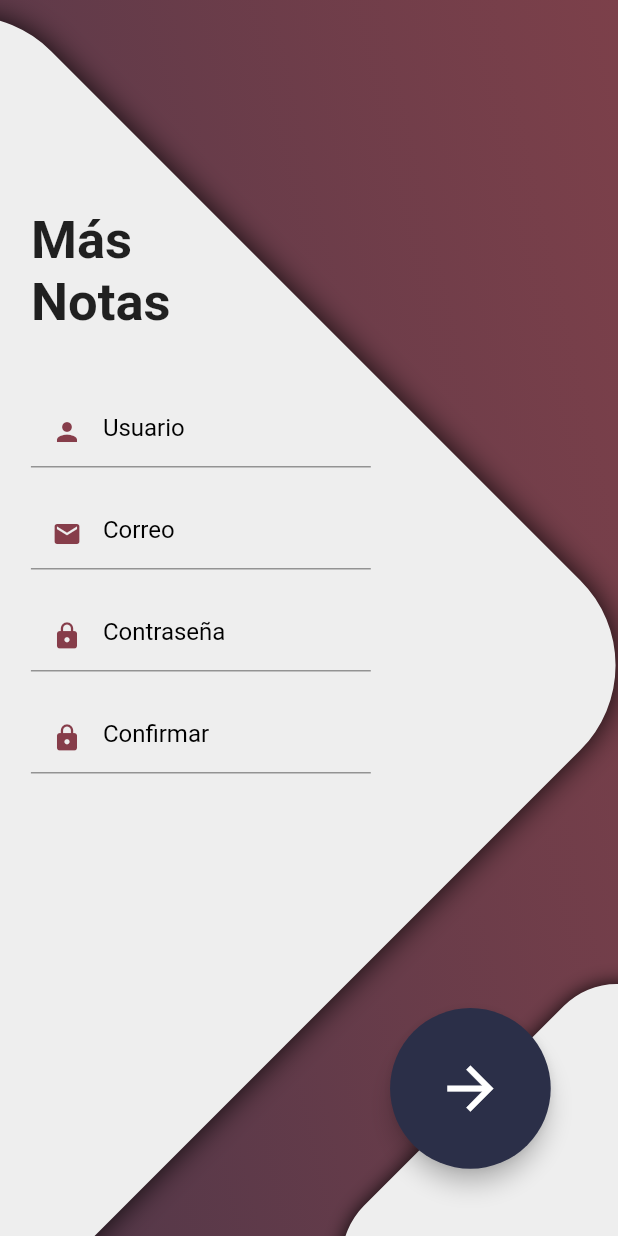
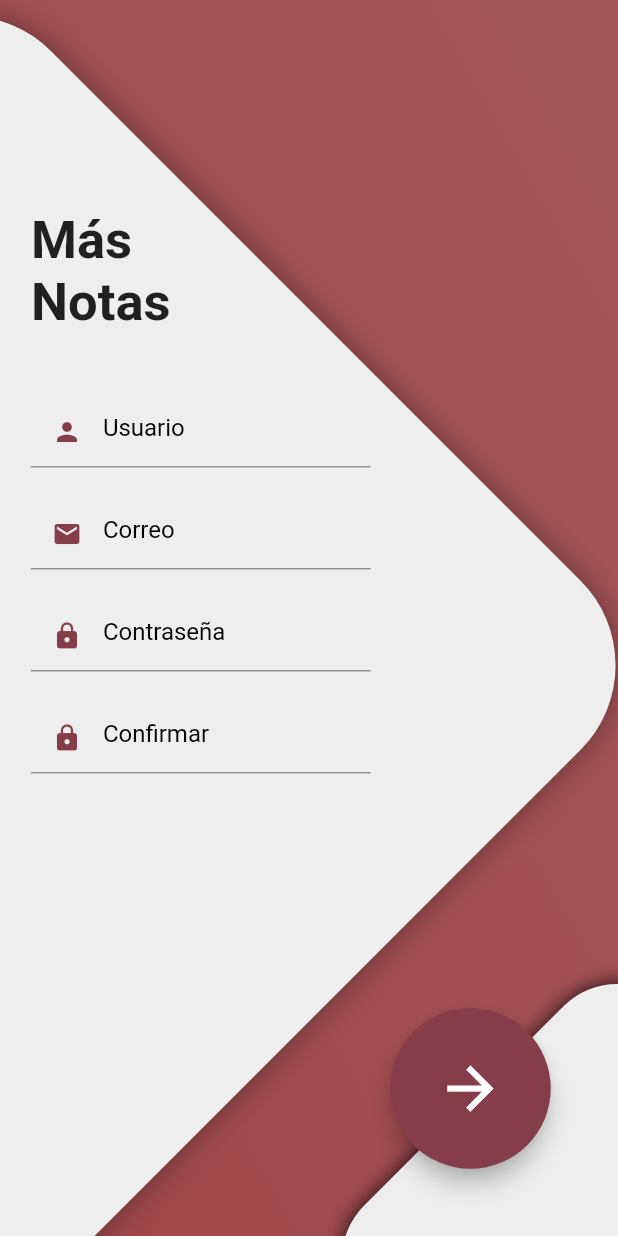
Before and after one commit to Ricardope3/MasNotas, a Flutter app: the Register screen opened directly, on a phone screen of 412 x 824 dp. Run offline on Flutter 3.47's test engine with Material 2 defaults, Android fonts, the phone set to English and light mode, and no system bars; our stand-ins replace bloc, equatable, flutter_bloc, loading_indicator; network calls fail.

Commit message:
add to navigation bloc

```diff
--- a/lib/routes/navigator_bloc.dart
+++ b/lib/routes/navigator_bloc.dart
@@ -17,7 +17,6 @@ class NavigatorBloc extends Bloc<NavigatorEvent, dynamic> {
     NavigatorEvent event,
   ) async* {
     if(event is OnNavigationPop){
-
     }
   }
 }
--- a/lib/routes/navigator_state.dart
+++ b/lib/routes/navigator_state.dart
@@ -8,3 +8,8 @@ class NavigatorInitial extends NavigatorState {
   @override
   List<Object> get props => [];
 }
+
+class NavigateToHome extends NavigatorState{
+  @override
+  List<Object> get props => null;
+}
--- a/lib/screens/register.dart
+++ b/lib/screens/register.dart
@@ -45,11 +45,11 @@ class Register extends StatelessWidget {
               decoration: BoxDecoration(
                 gradient: LinearGradient(
                   colors: [
-                    accent,
                     light.withAlpha(150),
+                    Colors.white60,
                   ],
                   begin: Alignment.bottomLeft,
-                  end: Alignment(6, 0.2),
+                  end: Alignment(20,-5),
                 ),
               ),
             ),
@@ -62,8 +62,8 @@ class Register extends StatelessWidget {
                   borderRadius: BorderRadius.all(Radius.circular(50)),
                   boxShadow: [
                     BoxShadow(
-                      color: Colors.black87,
                       blurRadius: 10,
+                      color: Colors.black38,
                     ),
                   ],
                 ),
@@ -208,9 +208,8 @@ class Register extends StatelessWidget {
                   ),
                 ),
               );
-
             },
-            backgroundColor: primary,
+            backgroundColor: hint,
             hoverElevation: 100,
             child: Icon(
               Icons.arrow_forward,
```
Also changed, not shown: lib/routes/navigator_event.dart (+4 -5 lines), lib/screens/home.dart (+9 -9 lines).
